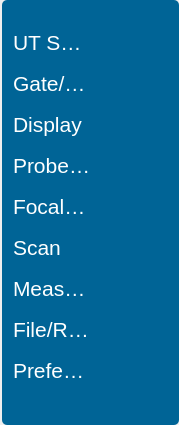
Above: ui/menu/main_menu.ui from 15903016222/Voice before the change. Below: the same form after it.
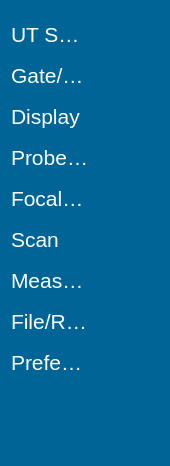
That is the form after the change. Icons and pictures are not drawn.

```diff
--- a/ui/menu/main_menu.ui
+++ b/ui/menu/main_menu.ui
@@ -6,65 +6,48 @@
    <rect>
     <x>0</x>
     <y>0</y>
-    <width>179</width>
-    <height>425</height>
+    <width>170</width>
+    <height>466</height>
    </rect>
   </property>
+  <property name="maximumSize">
+   <size>
+    <width>175</width>
+    <height>16777215</height>
+   </size>
+  </property>
   <property name="windowTitle">
    <string>Form</string>
   </property>
   <property name="styleSheet">
-   <string notr="true"/>
-  </property>
-  <layout class="QGridLayout" name="gridLayout">
-   <property name="leftMargin">
-    <number>2</number>
-   </property>
-   <property name="topMargin">
-    <number>0</number>
-   </property>
-   <property name="rightMargin">
-    <number>0</number>
-   </property>
-   <property name="bottomMargin">
-    <number>0</number>
-   </property>
-   <property name="spacing">
-    <number>0</number>
-   </property>
-   <item row="0" column="0">
-    <widget class="QWidget" name="widget" native="true">
-     <property name="autoFillBackground">
-      <bool>false</bool>
-     </property>
-     <property name="styleSheet">
       <string notr="true">QWidget{
 	background-color:rgb(0, 100, 150);
-	border-radius: 5px;
+	border-top-left-radius: 5px;
+	border-bottom-left-radius: 5px;
 }
 
-QWidget QPushButton{	
+QPushButton{	
 	background-color: rgba(37, 76, 124, 0);
 }</string>
      </property>
-     <layout class="QGridLayout" name="gridLayout_2" rowstretch="1,20,1">
+  <layout class="QVBoxLayout" name="verticalLayout" stretch="0,1,0">
+   <property name="spacing">
+    <number>0</number>
+   </property>
       <property name="leftMargin">
        <number>0</number>
       </property>
       <property name="topMargin">
-       <number>3</number>
+    <number>0</number>
       </property>
       <property name="rightMargin">
        <number>0</number>
       </property>
       <property name="bottomMargin">
-       <number>3</number>
-      </property>
-      <property name="spacing">
        <number>0</number>
       </property>
-      <item row="2" column="0">
-       <widget class="QPushButton" name="pushButton_down">
+   <item>
+    <widget class="QPushButton" name="pushButton_up">
         <property name="sizePolicy">
          <sizepolicy hsizetype="Preferred" vsizetype="Preferred">
           <horstretch>0</horstretch>
@@ -74,9 +57,6 @@
         <property name="focusPolicy">
          <enum>Qt::NoFocus</enum>
         </property>
-        <property name="styleSheet">
-         <string notr="true"/>
-        </property>
         <property name="text">
          <string/>
         </property>
@@ -86,7 +66,7 @@
         </property>
        </widget>
       </item>
-      <item row="1" column="0">
+   <item>
        <widget class="QTreeWidget" name="treeWidget">
         <property name="sizePolicy">
          <sizepolicy hsizetype="Preferred" vsizetype="Preferred">
@@ -109,7 +89,7 @@
         <property name="styleSheet">
          <string notr="true">QTreeWidget{
 	font: 14pt &quot;Arial&quot;;
-	background-color: rgba(37, 76, 124, 0);
+	background-color:rgb(0, 100, 150);
 	outline: 0px;
 }
 
@@ -142,7 +122,7 @@
          <enum>QFrame::NoFrame</enum>
         </property>
         <property name="verticalScrollBarPolicy">
-         <enum>Qt::ScrollBarAlwaysOff</enum>
+      <enum>Qt::ScrollBarAsNeeded</enum>
         </property>
         <property name="horizontalScrollBarPolicy">
          <enum>Qt::ScrollBarAlwaysOff</enum>
@@ -626,8 +606,8 @@
         </item>
        </widget>
       </item>
-      <item row="0" column="0">
-       <widget class="QPushButton" name="pushButton_up">
+   <item>
+    <widget class="QPushButton" name="pushButton_down">
         <property name="sizePolicy">
          <sizepolicy hsizetype="Preferred" vsizetype="Preferred">
           <horstretch>0</horstretch>
@@ -637,16 +617,16 @@
         <property name="focusPolicy">
          <enum>Qt::NoFocus</enum>
         </property>
+     <property name="styleSheet">
+      <string notr="true"/>
+     </property>
         <property name="text">
          <string/>
         </property>
         <property name="icon">
          <iconset resource="../main_window.qrc">
-          <normaloff>:/file/resources/up.png</normaloff>:/file/resources/up.png</iconset>
-        </property>
-       </widget>
-      </item>
-     </layout>
+       <normaloff>:/file/resources/down.png</normaloff>:/file/resources/down.png</iconset>
+     </property>
     </widget>
    </item>
   </layout>
```
Left out of the diff: 2 changed lines with no effect on the pictures. Lines whose indentation alone changed are shown as unchanged.
